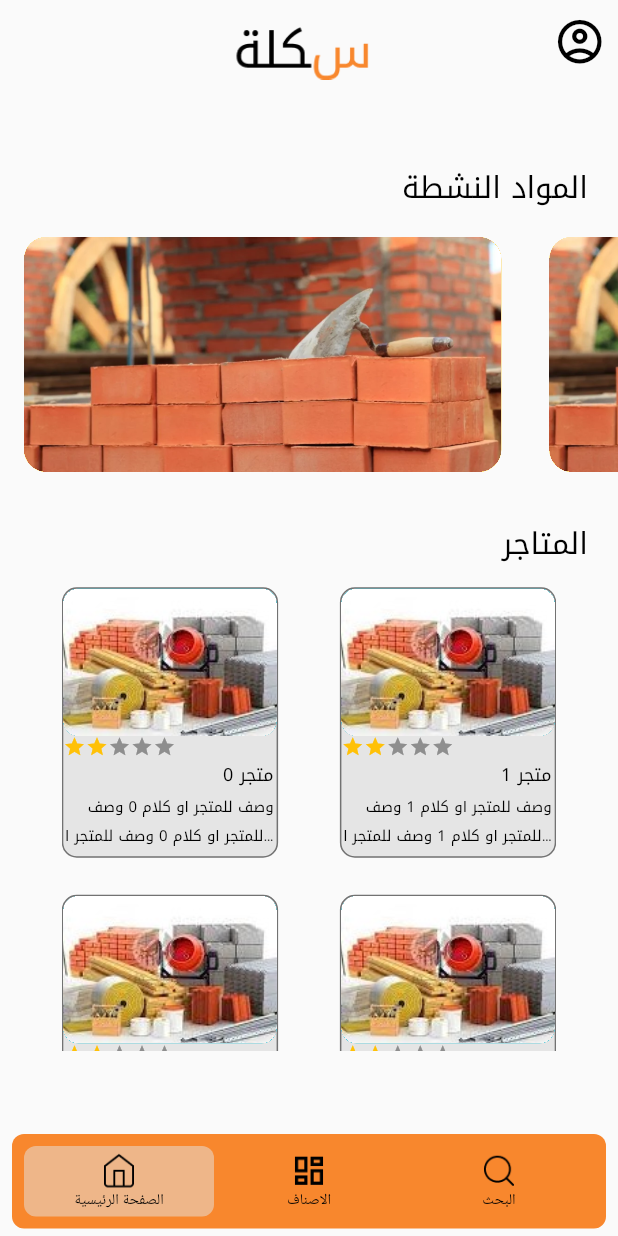
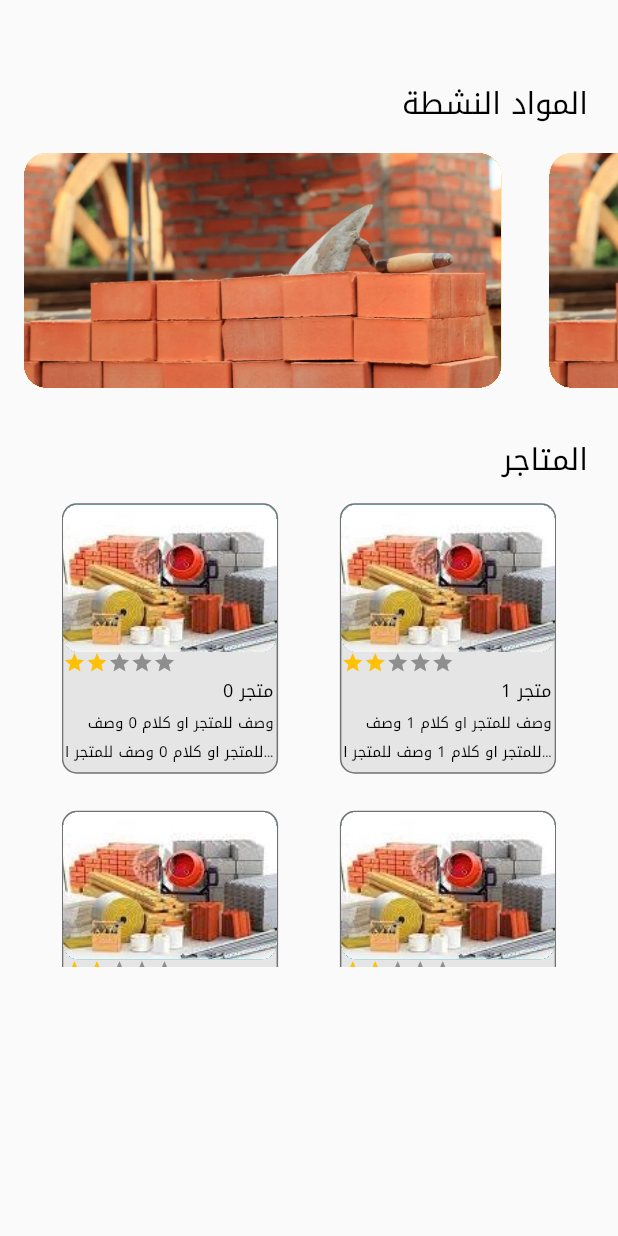
Before and after one commit to a4meen/C.Tiq_startUp_Sekala, a Flutter app: the homePage screen opened directly, on a phone screen of 412 x 824 dp. Run offline on Flutter 3.47's test engine with Material 2 defaults, Android fonts, the phone set to English and light mode, and no system bars; drawn by our look-alikes of floating_bottom_navigation_bar, flutter_rating_bar.

Commit message:
finish_nav_bar

```diff
--- a/lib/completeProfile.dart
+++ b/lib/completeProfile.dart
@@ -1,5 +1,5 @@
 import 'package:flutter/material.dart';
-import 'package:sekala/homePage.dart';
+import 'package:sekala/mainPage.dart';
 import 'package:sekala/textStyle.dart';
 
 class completeProfilePage extends StatelessWidget {
@@ -133,7 +133,7 @@ class completeProfilePage extends StatelessWidget {
                     Navigator.push(
                         context,
                         MaterialPageRoute(
-                            builder: ((context) => const homePage())));
+                            builder: ((context) => const mainPage())));
                   }),
                   child: Container(
                     decoration: BoxDecoration(
--- a/lib/homePage.dart
+++ b/lib/homePage.dart
@@ -1,7 +1,15 @@
 import 'package:flutter/material.dart';
 import 'package:flutter_rating_bar/flutter_rating_bar.dart';
+import 'package:sekala/categoryPage.dart';
+import 'package:sekala/searchPage.dart';
 import 'package:sekala/textStyle.dart';
-import 'package:floating_bottom_navigation_bar/floating_bottom_navigation_bar.dart';
+
+final List<Widget> screens = [
+  const homePage(),
+  const CategoryPage(),
+  const searchPage()
+];
+var _currentIndex = 0;
 
 class homePage extends StatefulWidget {
   const homePage({super.key});
@@ -11,30 +19,30 @@ class homePage extends StatefulWidget {
 }
 
 class _homePageState extends State<homePage> {
-  var _currentIndex = 0;
   // themeTextStyle myTextStyle = themeTextStyle(fontSize: 14);
   @override
   Widget build(BuildContext context) {
     return SafeArea(
       child: Scaffold(
-        appBar: AppBar(
-          automaticallyImplyLeading: false,
-          backgroundColor: Colors.transparent,
-          elevation: 0,
-          centerTitle: true,
-          title: const Image(
-            image: AssetImage("assets/images/سكلة.png"),
-            height: 50,
-          ),
-          actions: [
-            IconButton(
-              onPressed: (() {}),
-              icon: const Icon(Icons.account_circle_outlined),
-              color: Colors.black,
-              iconSize: 35,
-            )
-          ],
-        ),
+        // appBar: AppBar(
+        //   automaticallyImplyLeading: false,
+        //   backgroundColor: Colors.transparent,
+        //   elevation: 0,
+        //   centerTitle: true,
+        //   title: const Image(
+        //     image: AssetImage("assets/images/سكلة.png"),
+        //     height: 50,
+        //   ),
+        //   actions: [
+        //     IconButton(
+        //       onPressed: (() {}),
+        //       icon: const Icon(Icons.account_circle_outlined),
+        //       color: Colors.black,
+        //       iconSize: 35,
+        //     )
+        //   ],
+        // ),
+
         body: Padding(
           padding: const EdgeInsets.only(top: 50),
           child: Column(
@@ -182,39 +190,40 @@ class _homePageState extends State<homePage> {
             ],
           ),
         ),
-        bottomNavigationBar: FloatingNavbar(
-          margin: const EdgeInsets.symmetric(horizontal: 8, vertical: 5),
-          fontSize: 10,
-          iconSize: 12,
-          selectedBackgroundColor: const Color(0xffE5E5E5).withOpacity(0.5),
-          unselectedItemColor: Colors.black,
-          backgroundColor: const Color(0xffF8872D),
-          currentIndex: _currentIndex,
-          onTap: (i) => setState(() => _currentIndex = i),
-          items: [
-            FloatingNavbarItem(
-                customWidget: const Image(
-                  image: AssetImage("assets/images/homeIcon.png"),
-                  width: 25,
-                  height: 25,
-                ),
-                title: "الصفحة الرئيسية"),
-            FloatingNavbarItem(
-                customWidget: const Image(
-                  image: AssetImage("assets/images/categoryIcon.png"),
-                  width: 25,
-                  height: 25,
-                ),
-                title: "الاصناف"),
-            FloatingNavbarItem(
-                customWidget: const Image(
-                  image: AssetImage("assets/images/searchIcon.png"),
-                  width: 25,
-                  height: 25,
-                ),
-                title: "البحث"),
-          ],
-        ),
+
+        // bottomNavigationBar: FloatingNavbar(
+        //   margin: const EdgeInsets.symmetric(horizontal: 8, vertical: 5),
+        //   fontSize: 10,
+        //   iconSize: 12,
+        //   selectedBackgroundColor: const Color(0xffE5E5E5).withOpacity(0.5),
+        //   unselectedItemColor: Colors.black,
+        //   backgroundColor: const Color(0xffF8872D),
+        //   currentIndex: _currentIndex,
+        //   onTap: (i) => setState(() => _currentIndex = i),
+        //   items: [
+        //     FloatingNavbarItem(
+        //         customWidget: const Image(
+        //           image: AssetImage("assets/images/homeIcon.png"),
+        //           width: 25,
+        //           height: 25,
+        //         ),
+        //         title: "الصفحة الرئيسية"),
+        //     FloatingNavbarItem(
+        //         customWidget: const Image(
+        //           image: AssetImage("assets/images/categoryIcon.png"),
+        //           width: 25,
+        //           height: 25,
+        //         ),
+        //         title: "الاصناف"),
+        //     FloatingNavbarItem(
+        //         customWidget: const Image(
+        //           image: AssetImage("assets/images/searchIcon.png"),
+        //           width: 25,
+        //           height: 25,
+        //         ),
+        //         title: "البحث"),
+        //   ],
+        // ),
       ),
     );
   }
--- a/lib/loginPage.dart
+++ b/lib/loginPage.dart
@@ -1,5 +1,5 @@
 import 'package:flutter/material.dart';
-import 'package:sekala/homePage.dart';
+import 'package:sekala/mainPage.dart';
 import 'package:sekala/singUpPage.dart';
 
 class loginWidget extends StatelessWidget {
@@ -72,7 +72,7 @@ class loginWidget extends StatelessWidget {
                     Navigator.push(
                         context,
                         MaterialPageRoute(
-                            builder: ((context) => const homePage())));
+                            builder: ((context) => const mainPage())));
                   }),
                   child: Container(
                     decoration: BoxDecoration(
```
Also changed, not shown: lib/categoryPage.dart (+26 -0 lines), lib/mainPage.dart (added, +82 -0 lines), lib/searchPage.dart (+12 -0 lines).
